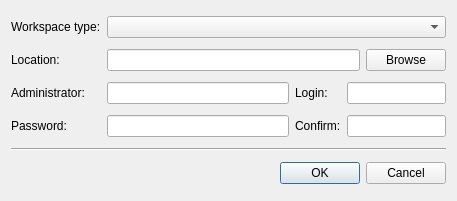
Above: Src.QT/tt3-gui/NewWorkspaceDialog.ui from akapustiatyahoocouk/TimeTracker3 before the change. Below: the same form after it.
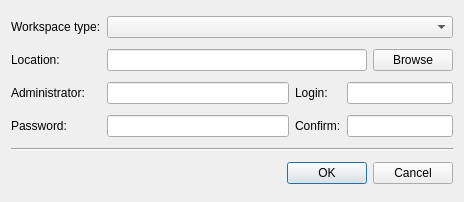
That is the form after the change. Icons and pictures are not drawn.

Patch:
```diff
--- a/Src.QT/tt3-gui/NewWorkspaceDialog.ui
+++ b/Src.QT/tt3-gui/NewWorkspaceDialog.ui
@@ -6,8 +6,8 @@
    <rect>
     <x>0</x>
     <y>0</y>
-    <width>457</width>
-    <height>201</height>
+    <width>464</width>
+    <height>202</height>
    </rect>
   </property>
   <property name="windowTitle">
```
Left out of the diff: 9 changed lines with no effect on the pictures.
